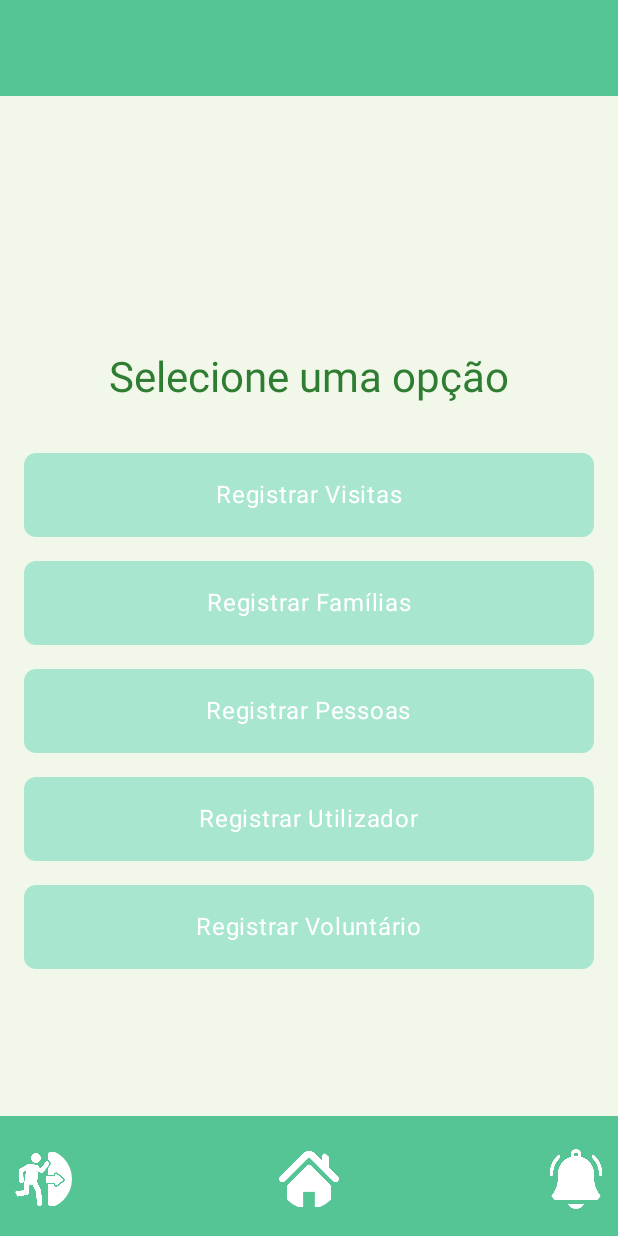
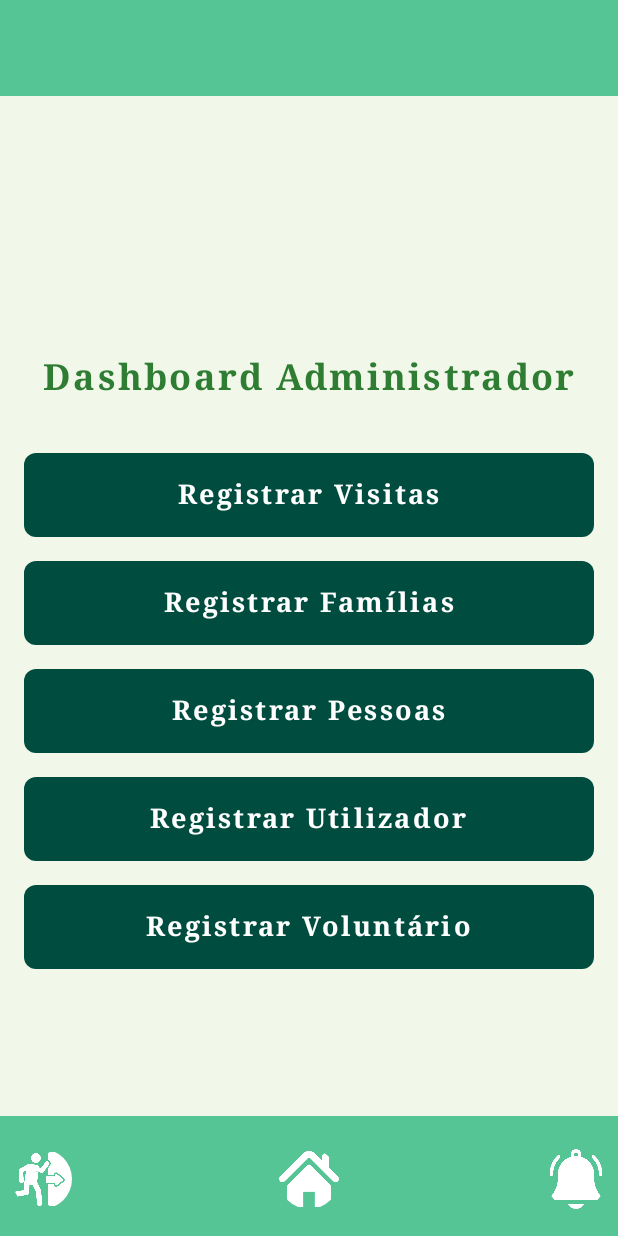
Before and after one commit to billgatos/ProjAplicadoG06, an Android app built with Jetpack Compose: the DashboardScreen screen opened through its navigation route, on a phone screen of 412 x 824 dp. Run offline under Robolectric (Android 15) with nearby library versions, the phone set to English and light mode, and no system bars; our stand-ins replace Firebase (no records; nobody signed in at launch, a user with empty details on screens opened directly).

Commit message:
Layout Dashboard

```diff
--- /dev/null
+++ b/LojaSocialFireBase/app/src/main/java/com/example/lojasocialfirebase/dashboard/DashboardOptionsList.kt
@@ -0,0 +1,47 @@
+package com.example.lojasocialfirebase.dashboard
+import androidx.compose.foundation.clickable
+import androidx.compose.foundation.layout.*
+import androidx.compose.foundation.shape.RoundedCornerShape
+import androidx.compose.material3.*
+import androidx.compose.runtime.Composable
+import androidx.compose.ui.Alignment
+import androidx.compose.ui.Modifier
+import androidx.compose.ui.graphics.Color
+import androidx.compose.ui.text.font.FontFamily
+import androidx.compose.ui.text.font.FontWeight
+import androidx.compose.ui.unit.dp
+import androidx.compose.ui.unit.sp
+import androidx.navigation.NavController
+
+// Função reutilizável para renderizar a lista de opções do dashboard
+@Composable
+fun DashboardOptionsList(navController: NavController, options: List<DashboardOption>) {
+    options.forEach { option ->
+        Card(
+            shape = RoundedCornerShape(8.dp),
+            colors = CardDefaults.cardColors(containerColor = Color(0xFF004D40)),
+            modifier = Modifier
+                .fillMaxWidth()
+                .padding(vertical = 8.dp)
+                .clickable { navController.navigate(option.route) }
+        ) {
+            Box(
+                contentAlignment = Alignment.Center,
+                modifier = Modifier
+                    .padding(16.dp)
+                    .fillMaxWidth()
+            ) {
+                Text(
+                    text = option.title,
+                    style = MaterialTheme.typography.bodyLarge.copy(
+                        fontFamily = FontFamily.Serif,      // Fonte estilizada (ex.: Serif)
+                        fontWeight = FontWeight.Bold,       // Negrito para destaque
+                        letterSpacing = 1.5.sp,             // Espaçamento entre letras
+                        fontSize = 18.sp                    // Tamanho da fonte
+                    ),
+                    color = Color.White
+                )
+            }
+        }
+    }
+}
--- a/LojaSocialFireBase/app/src/main/java/com/example/lojasocialfirebase/dashboard/DashboardScreen.kt
+++ b/LojaSocialFireBase/app/src/main/java/com/example/lojasocialfirebase/dashboard/DashboardScreen.kt
@@ -1,15 +1,19 @@
 package com.example.lojasocialfirebase.dashboard
 
-import androidx.compose.foundation.clickable
 import androidx.compose.foundation.layout.*
-import androidx.compose.foundation.shape.RoundedCornerShape
 import androidx.compose.material3.*
 import androidx.compose.runtime.Composable
+import androidx.compose.runtime.remember
 import androidx.compose.ui.Alignment
 import androidx.compose.ui.Modifier
 import androidx.compose.ui.graphics.Color
+import androidx.compose.ui.text.font.FontFamily
+import androidx.compose.ui.text.font.FontWeight
+import androidx.compose.ui.tooling.preview.Preview
 import androidx.compose.ui.unit.dp
+import androidx.compose.ui.unit.sp
 import androidx.navigation.NavController
+import androidx.navigation.compose.rememberNavController
 
 @OptIn(ExperimentalMaterial3Api::class)
 @Composable
@@ -32,36 +36,19 @@ fun DashboardScreen(navController: NavController, dashboardViewModel: DashboardV
             verticalArrangement = Arrangement.Center
         ) {
             Text(
-                text = "Selecione uma opção",
-                style = MaterialTheme.typography.headlineMedium,
+                text = "Dashboard Administrador",
+                style = MaterialTheme.typography.headlineMedium.copy(
+                    fontFamily = FontFamily.Serif,      // Fonte estilizada (ex.: Serif)
+                    fontWeight = FontWeight.Bold,       // Negrito para destaque
+                    letterSpacing = 1.5.sp,             // Espaçamento entre letras
+                    fontSize = 24.sp                    // Tamanho da fonte ajustado
+                ),
                 color = Color(0xFF2E7D32),
                 modifier = Modifier.padding(bottom = 24.dp)
             )
 
-            // Renderizando as opções do dashboardViewModel
-            dashboardViewModel.options.forEach { option ->
-                Card(
-                    shape = RoundedCornerShape(8.dp),
-                    colors = CardDefaults.cardColors(containerColor = Color(0xFFA8E6CF)),
-                    modifier = Modifier
-                        .fillMaxWidth()
-                        .padding(vertical = 8.dp)
-                        .clickable { navController.navigate(option.route) }
-                ) {
-                    Box(
-                        contentAlignment = Alignment.Center,
-                        modifier = Modifier
-                            .padding(16.dp)
-                            .fillMaxWidth()
-                    ) {
-                        Text(
-                            text = option.title,
-                            style = MaterialTheme.typography.bodyLarge,
-                            color = Color.White
-                        )
-                    }
-                }
-            }
+            // Chamada à função reutilizável
+            DashboardOptionsList(navController, dashboardViewModel.options)
         }
     }
 }
--- a/LojaSocialFireBase/app/src/main/java/com/example/lojasocialfirebase/ui/theme/Color.kt
+++ b/LojaSocialFireBase/app/src/main/java/com/example/lojasocialfirebase/ui/theme/Color.kt
@@ -19,6 +19,7 @@ import androidx.compose.runtime.Composable
 import androidx.compose.ui.Alignment
 import androidx.compose.ui.Modifier
 import androidx.compose.ui.graphics.Color
+import androidx.compose.ui.text.font.FontWeight
 import androidx.compose.ui.text.input.PasswordVisualTransformation
 import androidx.compose.ui.text.input.VisualTransformation
 import androidx.compose.ui.unit.dp
@@ -50,6 +51,7 @@ fun CustomTextField(
 ) {
     val lightGreen = Color(0xFFA8E6CF)
     val borderColor = Color(0xFF56C596)
+    val textColor: Color = Color(0xFF004D40) // Defina a cor do texto digitado aqui
 
     TextField(
         value = value,
@@ -59,7 +61,13 @@ fun CustomTextField(
             containerColor = lightGreen,
             focusedIndicatorColor = borderColor,
             unfocusedIndicatorColor = borderColor,
-            cursorColor = borderColor
+            cursorColor = borderColor,
+            focusedTextColor = textColor,
+            unfocusedTextColor = textColor
+        ),
+        textStyle = MaterialTheme.typography.bodyLarge.copy(
+            fontWeight = FontWeight.Bold,     // Aplica negrito ao texto digitado
+            color = textColor                 // Aplica a cor ao texto digitado
         ),
         shape = RoundedCornerShape(8.dp),
         modifier = modifier // Aplica o modifier passado como parâmetro
```
